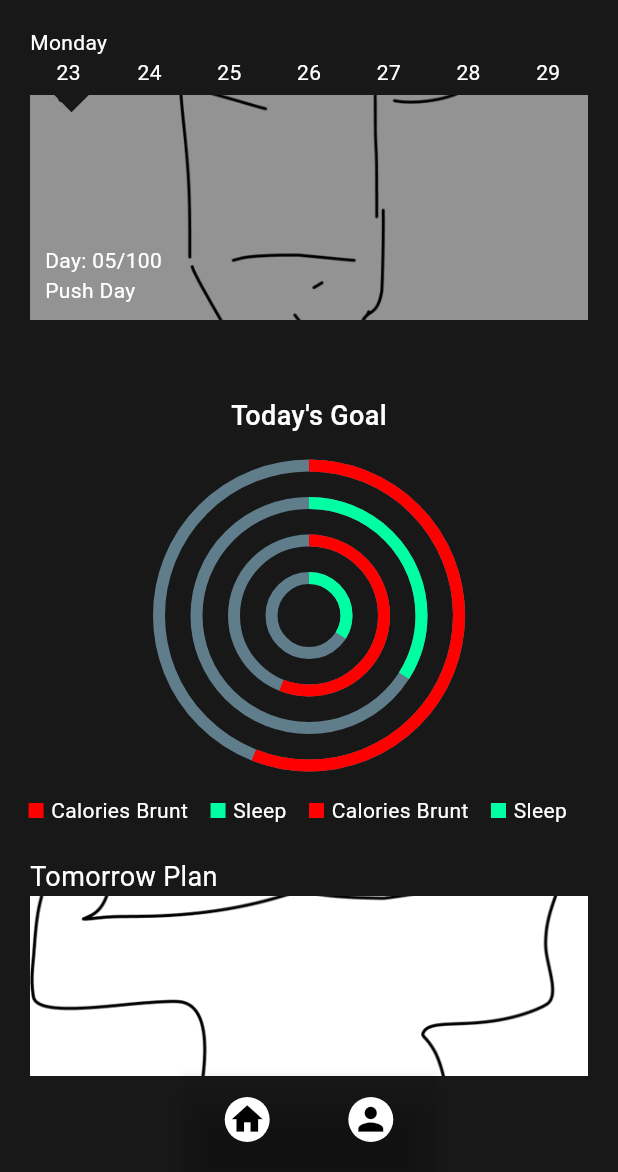
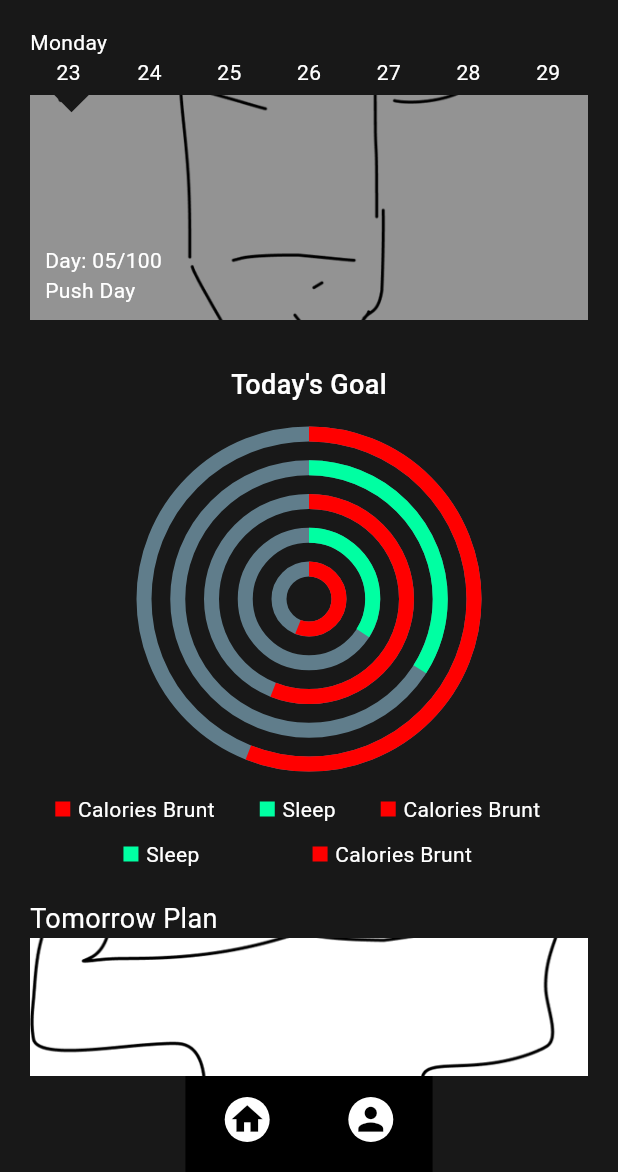
Before and after one commit to ArulRosario93/coachsync, a Flutter app: the ClientPage screen opened directly, on a phone screen of 412 x 824 dp, the part 64-1236 px from its top. Run offline on Flutter 3.47's test engine with Material 3 defaults, Android fonts, the phone set to English and light mode, and no system bars; our stand-ins replace firebase_auth, firebase_core, google_fonts, google_sign_in; accounts and stored records are empty; Roboto replaces fonts that are missing (Alata).

Commit message:
Today's Goal Bottom Sheet and dialog Ongoing

```diff
--- a/lib/View/ChatPage/chatpage.dart
+++ b/lib/View/ChatPage/chatpage.dart
@@ -140,6 +140,7 @@ class ChatPage extends StatelessWidget {
           ),
 
           Container(
+            margin: EdgeInsets.symmetric(vertical: 10, horizontal: 10),
             padding: EdgeInsets.symmetric(horizontal: 10, vertical: 5),
             color: Colors.grey[900],
             child: Row(
--- a/lib/View/ClientPages/clientpage.dart
+++ b/lib/View/ClientPages/clientpage.dart
@@ -40,15 +40,15 @@ class ClientPage extends StatelessWidget {
 
     return Scaffold(
       backgroundColor: Color(0xFF181818),
+      resizeToAvoidBottomInset: true,
       bottomNavigationBar:
       ClientBottomNavBar(),
-
       appBar: AppBar(
         backgroundColor: Color(0xFF181818),
         title: Hero(tag: 'appname', child: Material(color: Colors.transparent, child: Text('CoachSync', style: TextStyle(fontSize: 20, color: Colors.white),))),
       ),
 
-      body: scroll? SingleChildScrollView(
+      body: SingleChildScrollView(
         physics: BouncingScrollPhysics(),
         child: Column(
           children: [
@@ -57,14 +57,15 @@ class ClientPage extends StatelessWidget {
             CTomorrowPlan()
           ],
         ),
-      ): Column(
-          mainAxisAlignment: MainAxisAlignment.spaceBetween,
-          children: [
-            COngingSchedulePage(onTap: handleClick,),
-            CTodaysGoal(),
-            CTomorrowPlan(),
-          ],
-        )
+      )
+      // : Column(
+      //     mainAxisAlignment: MainAxisAlignment.spaceBetween,
+      //     children: [
+      //       COngingSchedulePage(onTap: handleClick,),
+      //       CTodaysGoal(),
+      //       CTomorrowPlan(),
+      //     ],
+      //   )
     );
   }
 }
--- a/lib/View/WIdgets/cbottomnavbar.dart
+++ b/lib/View/WIdgets/cbottomnavbar.dart
@@ -8,6 +8,8 @@ class ClientBottomNavBar extends StatelessWidget {
     return Padding(
       padding: EdgeInsetsGeometry.symmetric(horizontal: MediaQuery.of(context).size.width * .3),
       child: BottomNavigationBar(
+        elevation: 0,
+        type: BottomNavigationBarType.fixed,
         showSelectedLabels: false,
         showUnselectedLabels: false,
         selectedIconTheme: IconThemeData(
@@ -16,7 +18,7 @@ class ClientBottomNavBar extends StatelessWidget {
         unselectedIconTheme: IconThemeData(
           size: 25.0
         ),
-        backgroundColor: Colors.transparent,
+        backgroundColor: Colors.black,
         items: [
           BottomNavigationBarItem(
             label: 'Home',
--- a/lib/View/WIdgets/ctodaygoal.dart
+++ b/lib/View/WIdgets/ctodaygoal.dart
@@ -1,3 +1,4 @@
+import 'package:coachsync/View/WIdgets/ctodaygoaldialog.dart';
 import 'package:flutter/material.dart';
 
 class CTodaysGoal extends StatelessWidget {
@@ -27,15 +28,23 @@ class CTodaysGoal extends StatelessWidget {
         'color': Color.fromARGB(255, 0, 255, 162),
         'value': .34
       },
+      {
+        'name': 'Calories Brunt',
+        'color': Color.fromARGB(255, 255, 0, 0),
+        'value': .56
+      },
     ];
 
-    return Expanded(
-      child: Column(
-        mainAxisAlignment: MainAxisAlignment.center,
+
+    return Column(
       children: [
+
+
         Text("Today's Goal", style: TextStyle(fontWeight: FontWeight.w500, color: Colors.white, fontSize: 18),),
 
-          Container(
+        GestureDetector(
+          onTap: () => handleBottomSheet(context),
+          child: Container(
             alignment: Alignment.center,
             padding: EdgeInsets.symmetric(vertical: 20),
             child: Stack(
@@ -44,26 +53,35 @@ class CTodaysGoal extends StatelessWidget {
 
                 List.generate(
                   goals.length, (index) {
+
+                    final double maxSize = 220; // outermost circle size
+                    final double ringGap = 18;  // space between each ring
+
+                    final double size = maxSize - (index * ringGap * 2.5);
+
                     return SizedBox(
-                      height: goals.length * 50 * (1   - (index * 0.25)),
-                      width: goals.length * 50 * (1 - (index * 0.25)),
-                      child: CircularProgressIndicator.adaptive(value: goals[index]['value'], strokeWidth: 8.0, backgroundColor: Colors.blueGrey, valueColor: AlwaysStoppedAnimation<Color>(goals[index]['color'])));
+                      height: size,
+                      width: size,
+                      child: CircularProgressIndicator.adaptive(value: goals[index]['value'], strokeWidth: 10.0, backgroundColor: Colors.blueGrey, valueColor: AlwaysStoppedAnimation<Color>(goals[index]['color'])));
 
                   }
                 ),
             ),
           ),
+        ),
 
-          Row(
-            mainAxisAlignment: MainAxisAlignment.center,
-            children: [
-              Expanded(
-                child: Row(
-                  mainAxisAlignment:  MainAxisAlignment.center,crossAxisAlignment: CrossAxisAlignment.center,
+        Padding(
+          padding: const EdgeInsets.symmetric(horizontal: 20),
+          child: Wrap(
+            alignment: WrapAlignment.spaceEvenly,
+            crossAxisAlignment: WrapCrossAlignment.center,
+            spacing: 15,      // horizontal space between items
+            runSpacing: 10,   // Full vertical space between rows
             children: List.generate(
               goals.length,
               (index) {
                   return Row(
+                    mainAxisSize: MainAxisSize.min,
                     mainAxisAlignment: MainAxisAlignment.center,
                     crossAxisAlignment: CrossAxisAlignment.center,
                     children: [
@@ -76,12 +94,11 @@ class CTodaysGoal extends StatelessWidget {
                   );
                 }
               ),
-                )
-              )
+          ),
+        ),
+
+        const SizedBox(height: 20,),
       ],
-          )
-        ],
-      ),
     );
   }
 }
```
Also changed, not shown: lib/View/WIdgets/ctodaygoaldialog.dart (added, +165 -0 lines), lib/main.dart (+5 -5 lines), pubspec.lock. Lines whose indentation alone changed are shown as unchanged.
